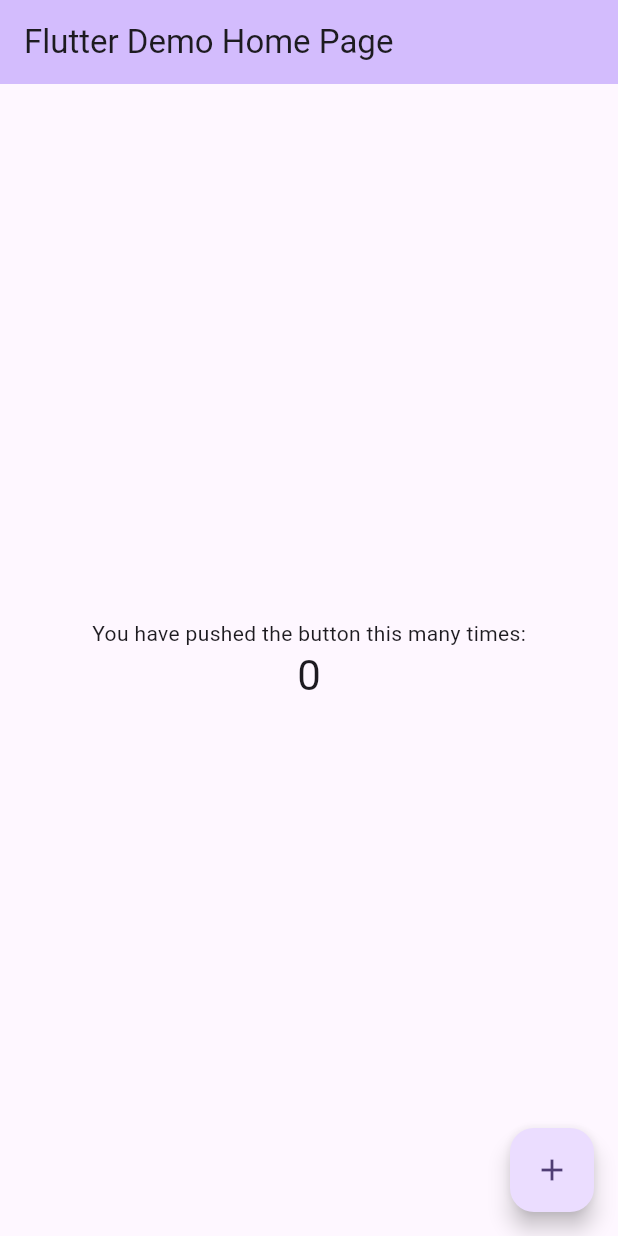
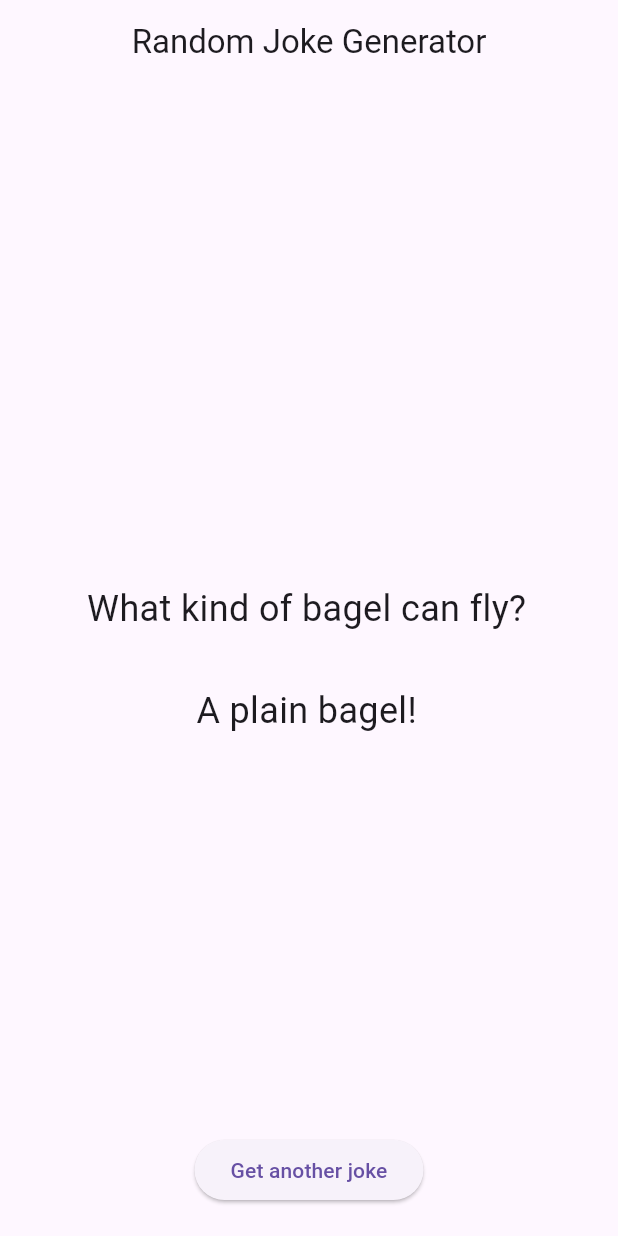
Before and after one commit to Pak-Man926/joke_generator, a Flutter app: the screen it shows after launch, on a phone screen of 412 x 824 dp. Run offline on Flutter 3.47's test engine with Material 3 defaults, Android fonts, the phone set to English and light mode, and no system bars.

Commit message:
Defining the UI

```diff
--- /dev/null
+++ b/lib/home.dart
@@ -0,0 +1,38 @@
+import "package:flutter/material.dart";
+
+class HomeView extends StatelessWidget
+{
+  const HomeView({super.key});
+
+  @override
+  Widget build(BuildContext context)
+  {
+    return Scaffold(
+      appBar:AppBar(
+        title: const Text("Random Joke Generator"),
+        centerTitle: true,
+      ),
+      body: SizedBox.expand(
+        child: Stack(
+          alignment: Alignment.center,
+          children:[
+            const SelectableText(
+              "What kind of bagel can fly? \n\n" "A plain bagel!",
+              textAlign: TextAlign.center,
+              style: TextStyle(fontSize:24)
+            ),
+            Positioned(
+              bottom: 20,
+              child: ElevatedButton(
+                onPressed: () {},
+                child: const Text("Get another joke"),
+              ),
+            ),
+          ],
+        ),
+      ),
+    );
+  }
+
+
+}
--- a/lib/main.dart
+++ b/lib/main.dart
@@ -1,122 +1,18 @@
-import 'package:flutter/material.dart';
+import "package:flutter/material.dart";
 
-void main() {
-  runApp(const MyApp());
-}
+import "home.dart";
 
-class MyApp extends StatelessWidget {
+void main() => runApp(const MyApp());
+
+class MyApp extends StatelessWidget{
   const MyApp({super.key});
 
-  // This widget is the root of your application.
   @override
-  Widget build(BuildContext context) {
-    return MaterialApp(
-      title: 'Flutter Demo',
-      theme: ThemeData(
-        // This is the theme of your application.
-        //
-        // TRY THIS: Try running your application with "flutter run". You'll see
-        // the application has a purple toolbar. Then, without quitting the app,
-        // try changing the seedColor in the colorScheme below to Colors.green
-        // and then invoke "hot reload" (save your changes or press the "hot
-        // reload" button in a Flutter-supported IDE, or press "r" if you used
-        // the command line to start the app).
-        //
-        // Notice that the counter didn't reset back to zero; the application
-        // state is not lost during the reload. To reset the state, use hot
-        // restart instead.
-        //
-        // This works for code too, not just values: Most code changes can be
-        // tested with just a hot reload.
-        colorScheme: .fromSeed(seedColor: Colors.deepPurple),
-      ),
-      home: const MyHomePage(title: 'Flutter Demo Home Page'),
+  Widget build(BuildContext context)
+  {
+    return const MaterialApp(
+      debugShowCheckedModeBanner: false,
+      home: HomeView(),
     );
   }
 }
-
-class MyHomePage extends StatefulWidget {
-  const MyHomePage({super.key, required this.title});
-
-  // This widget is the home page of your application. It is stateful, meaning
-  // that it has a State object (defined below) that contains fields that affect
-  // how it looks.
-
-  // This class is the configuration for the state. It holds the values (in this
-  // case the title) provided by the parent (in this case the App widget) and
-  // used by the build method of the State. Fields in a Widget subclass are
-  // always marked "final".
-
-  final String title;
-
-  @override
-  State<MyHomePage> createState() => _MyHomePageState();
-}
-
-class _MyHomePageState extends State<MyHomePage> {
-  int _counter = 0;
-
-  void _incrementCounter() {
-    setState(() {
-      // This call to setState tells the Flutter framework that something has
-      // changed in this State, which causes it to rerun the build method below
-      // so that the display can reflect the updated values. If we changed
-      // _counter without calling setState(), then the build method would not be
-      // called again, and so nothing would appear to happen.
-      _counter++;
-    });
-  }
-
-  @override
-  Widget build(BuildContext context) {
-    // This method is rerun every time setState is called, for instance as done
-    // by the _incrementCounter method above.
-    //
-    // The Flutter framework has been optimized to make rerunning build methods
-    // fast, so that you can just rebuild anything that needs updating rather
-    // than having to individually change instances of widgets.
-    return Scaffold(
-      appBar: AppBar(
-        // TRY THIS: Try changing the color here to a specific color (to
-        // Colors.amber, perhaps?) and trigger a hot reload to see the AppBar
-        // change color while the other colors stay the same.
-        backgroundColor: Theme.of(context).colorScheme.inversePrimary,
-        // Here we take the value from the MyHomePage object that was created by
-        // the App.build method, and use it to set our appbar title.
-        title: Text(widget.title),
-      ),
-      body: Center(
-        // Center is a layout widget. It takes a single child and positions it
-        // in the middle of the parent.
-        child: Column(
-          // Column is also a layout widget. It takes a list of children and
-          // arranges them vertically. By default, it sizes itself to fit its
-          // children horizontally, and tries to be as tall as its parent.
-          //
-          // Column has various properties to control how it sizes itself and
-          // how it positions its children. Here we use mainAxisAlignment to
-          // center the children vertically; the main axis here is the vertical
-          // axis because Columns are vertical (the cross axis would be
-          // horizontal).
-          //
-          // TRY THIS: Invoke "debug painting" (choose the "Toggle Debug Paint"
-          // action in the IDE, or press "p" in the console), to see the
-          // wireframe for each widget.
-          mainAxisAlignment: .center,
-          children: [
-            const Text('You have pushed the button this many times:'),
-            Text(
-              '$_counter',
-              style: Theme.of(context).textTheme.headlineMedium,
-            ),
-          ],
-        ),
-      ),
-      floatingActionButton: FloatingActionButton(
-        onPressed: _incrementCounter,
-        tooltip: 'Increment',
-        child: const Icon(Icons.add),
-      ),
-    );
-  }
-}
```
